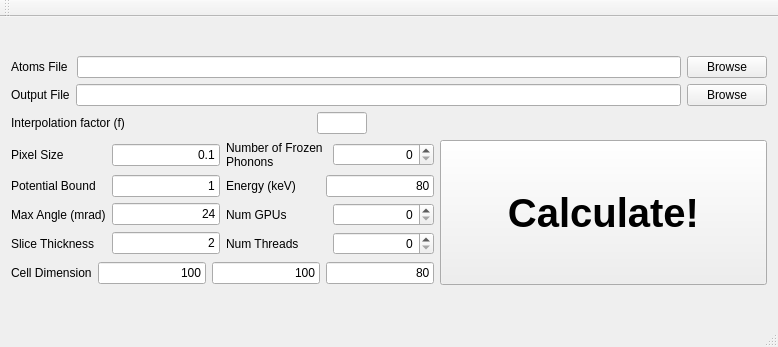
Old version of the form Qt/prismmainwindow.ui in the repository prism-em/prismatic.
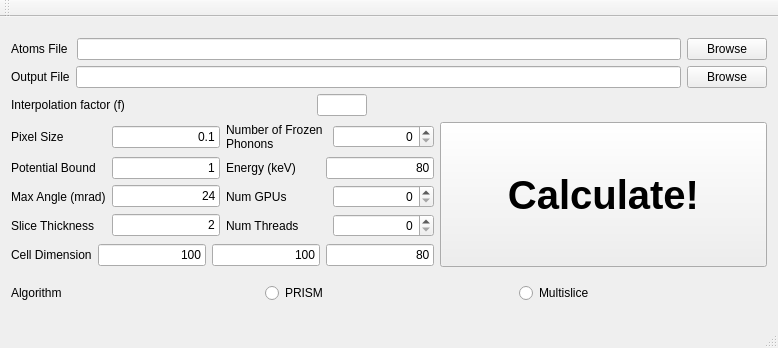
New version of the form.

Commit message: gui working with cpu version of multislice and cpu version of prism

Diff of the .ui file:
```diff
--- a/Qt/prismmainwindow.ui
+++ b/Qt/prismmainwindow.ui
@@ -7,7 +7,7 @@
     <x>0</x>
     <y>0</y>
     <width>778</width>
-    <height>347</height>
+    <height>348</height>
    </rect>
   </property>
   <property name="windowTitle">
@@ -381,6 +381,31 @@
       </item>
      </layout>
     </item>
+    <item>
+     <layout class="QHBoxLayout" name="horizontalLayout_14">
+      <item>
+       <widget class="QLabel" name="lbl_algo">
+        <property name="text">
+         <string>Algorithm</string>
+        </property>
+       </widget>
+      </item>
+      <item>
+       <widget class="QRadioButton" name="radBtn_PRISM">
+        <property name="text">
+         <string>PRISM</string>
+        </property>
+       </widget>
+      </item>
+      <item>
+       <widget class="QRadioButton" name="radBtn_Multislice">
+        <property name="text">
+         <string>Multislice</string>
+        </property>
+       </widget>
+      </item>
+     </layout>
+    </item>
    </layout>
   </widget>
   <widget class="QMenuBar" name="menuBar">
```
The commit also changes 10 other files.
